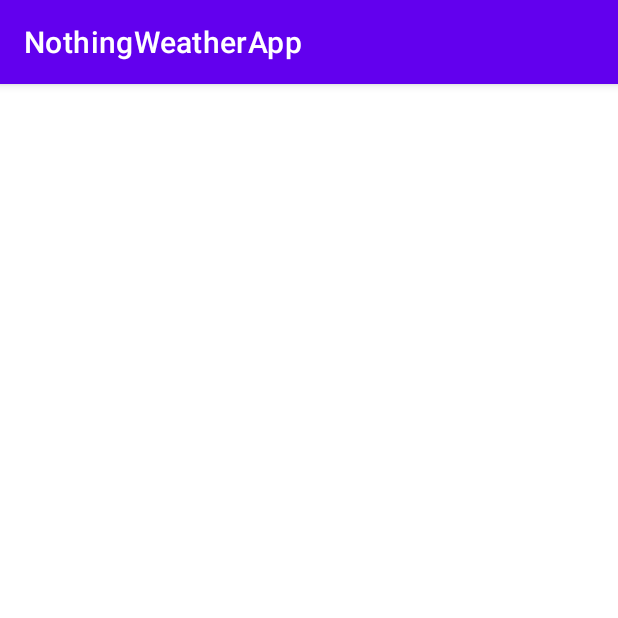
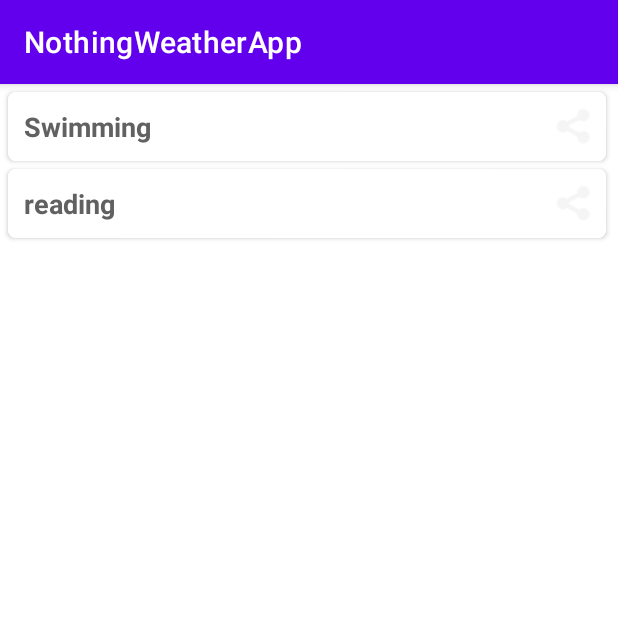
Before and after one commit to muhammedbilals/weather_app, an Android app: the HobbiesActivity screen opened directly, with no data from a screen before it, on a phone screen of 412 x 824 dp, the top half of it. Run offline under Robolectric (Android 15) with nearby library versions, the phone set to English and light mode, and no system bars.

Commit message:
recycler view list done

```diff
--- a/app/src/main/java/com/inspired/weatherapp/HobbiesActivity.kt
+++ b/app/src/main/java/com/inspired/weatherapp/HobbiesActivity.kt
@@ -2,11 +2,22 @@ package com.inspired.weatherapp
 
 import android.os.Bundle
 import androidx.appcompat.app.AppCompatActivity
+import androidx.recyclerview.widget.LinearLayoutManager
+import androidx.recyclerview.widget.RecyclerView
 
 class HobbiesActivity : AppCompatActivity() {
 
     override fun onCreate(savedInstanceState: Bundle?) {
         super.onCreate(savedInstanceState)
         setContentView(R.layout.activity_hobbies)
+
+        val recyclerView =findViewById<RecyclerView>(R.id.recyclerViewList)
+
+        val layoutManager =LinearLayoutManager(this)
+        layoutManager.orientation =LinearLayoutManager.VERTICAL
+        recyclerView.layoutManager =layoutManager
+
+        val adapter= HobbiesAdapter(this, Supplier.hobbies)
+        recyclerView.adapter = adapter
     }
 }
--- /dev/null
+++ b/app/src/main/java/com/inspired/weatherapp/HobbiesAdapter.kt
@@ -0,0 +1,38 @@
+package com.inspired.weatherapp
+
+import android.content.Context
+import android.text.Editable
+import android.view.LayoutInflater
+import android.view.View
+import android.view.ViewGroup
+import android.widget.EditText
+import android.widget.TextView
+import androidx.recyclerview.widget.RecyclerView
+
+
+class HobbiesAdapter(val context: Context,val hobby: List<Hobby>) : RecyclerView.Adapter<HobbiesAdapter.MyViewHolder>() {
+
+    inner class MyViewHolder(itemView: View) :RecyclerView.ViewHolder(itemView){
+        val txvTitle = itemView.findViewById<TextView>(R.id.txvTitle)
+
+
+        fun setData(hobby: Hobby?,position: Int){
+            txvTitle.text = hobby?.title?.let { Editable.Factory.getInstance().newEditable(it) }
+
+        }
+    }
+
+    override fun onCreateViewHolder(parent: ViewGroup, viewType: Int): MyViewHolder {
+      val view= LayoutInflater.from(this.context).inflate(R.layout.list_item,parent,false)
+        return  MyViewHolder(view)
+    }
+
+    override fun onBindViewHolder(holder: MyViewHolder, position: Int) {
+       val hobby =hobby[position]
+        holder.setData(hobby,position)
+    }
+
+    override fun getItemCount(): Int {
+       return  hobby.size;
+    }
+}
--- /dev/null
+++ b/app/src/main/java/com/inspired/weatherapp/Model.kt
@@ -0,0 +1,7 @@
+package com.inspired.weatherapp
+
+data class Hobby (var title:String)
+
+object  Supplier {
+    val hobbies = listOf<Hobby>(Hobby("Swimming"),Hobby("reading"))
+}
--- a/app/src/main/res/layout/activity_hobbies.xml
+++ b/app/src/main/res/layout/activity_hobbies.xml
@@ -1,6 +1,17 @@
 <?xml version="1.0" encoding="utf-8"?>
 <androidx.constraintlayout.widget.ConstraintLayout xmlns:android="http://schemas.android.com/apk/res/android"
+    xmlns:tools="http://schemas.android.com/tools"
     android:layout_width="match_parent"
     android:layout_height="match_parent">
 
+    <androidx.recyclerview.widget.RecyclerView
+        android:id="@+id/recyclerViewList"
+        android:layout_width="409dp"
+        android:layout_height="729dp"
+        tools:layout_editor_absoluteX="1dp"
+        tools:layout_editor_absoluteY="1dp"
+        tools:ignore="MissingConstraints" />
+
+
+
 </androidx.constraintlayout.widget.ConstraintLayout>
--- /dev/null
+++ b/app/src/main/res/layout/list_item.xml
@@ -0,0 +1,41 @@
+<?xml version="1.0" encoding="utf-8"?>
+<androidx.cardview.widget.CardView
+    xmlns:android="http://schemas.android.com/apk/res/android"
+    xmlns:card_view="http://schemas.android.com/apk/res-auto"
+    android:layout_width="match_parent"
+    android:layout_height="wrap_content"
+    android:layout_marginLeft="5dp"
+    android:layout_marginRight="5dp"
+    android:layout_marginTop="5dp"
+    card_view:cardCornerRadius="5dp">
+
+    <LinearLayout
+        android:layout_width="match_parent"
+        android:layout_height="match_parent"
+        android:background="@android:color/white"
+        android:baselineAligned="false"
+        android:orientation="horizontal"
+        android:padding="5dp">
+
+        <TextView
+            android:id="@+id/txvTitle"
+            android:layout_width="0dp"
+            android:layout_height="wrap_content"
+            android:layout_margin="5dp"
+            android:layout_weight="1"
+            android:text="Title"
+            android:textColor="#616161"
+            android:textSize="18sp"
+            android:textStyle="bold"/>
+
+        <ImageView
+            android:id="@+id/imgShare"
+            android:layout_width="30dp"
+            android:layout_height="match_parent"
+            android:layout_gravity="center"
+            android:src="@android:drawable/ic_menu_share"
+            card_view:tint="#eeeeee" />
+
+    </LinearLayout>
+
+</androidx.cardview.widget.CardView>
```
